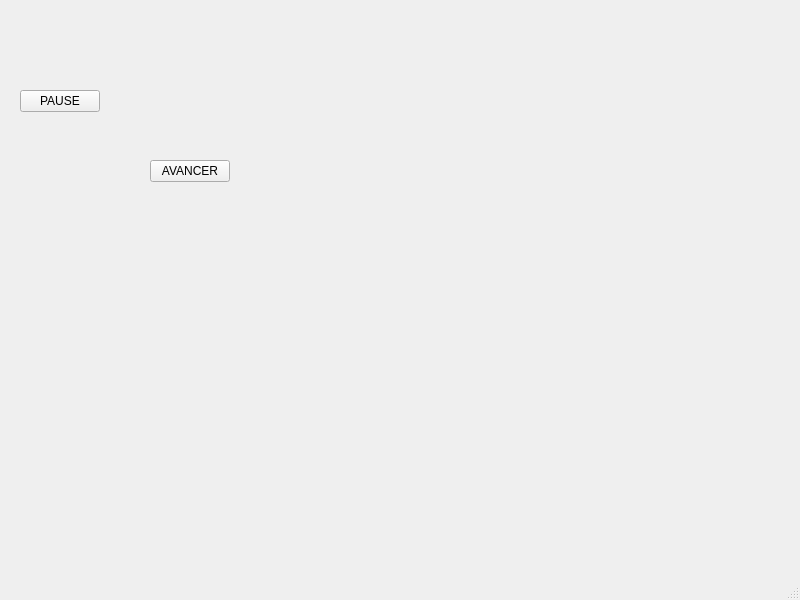
Above: wifibot/mainwindow.ui from nathhdt/wifibot before the change. Below: the same form after it.
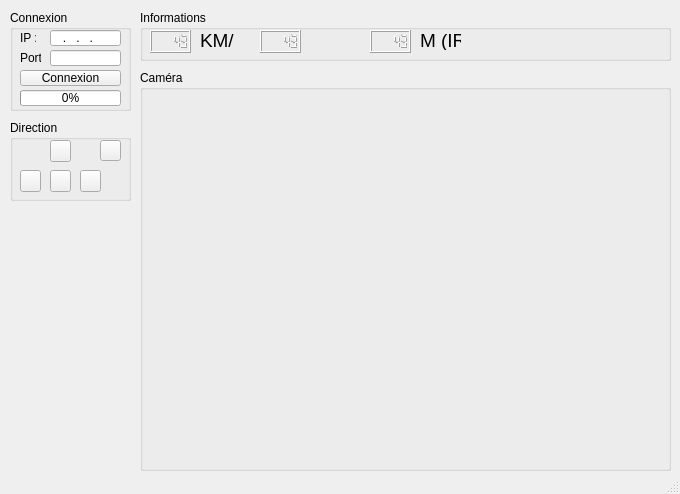
That is the form after the change. Icons and pictures are not drawn.

```diff
--- a/wifibot/mainwindow.ui
+++ b/wifibot/mainwindow.ui
@@ -6,8 +6,8 @@
    <rect>
     <x>0</x>
     <y>0</y>
-    <width>800</width>
-    <height>600</height>
+    <width>680</width>
+    <height>494</height>
    </rect>
   </property>
   <property name="windowTitle">
@@ -18,42 +18,326 @@
     <normaloff>../../../Downloads/Wifibot_Icon.png</normaloff>../../../Downloads/Wifibot_Icon.png</iconset>
   </property>
   <widget class="QWidget" name="centralwidget">
-   <widget class="QPushButton" name="pushButton">
+   <widget class="QGroupBox" name="groupBox_Connexion">
     <property name="geometry">
      <rect>
-      <x>20</x>
-      <y>90</y>
-      <width>80</width>
-      <height>22</height>
+      <x>10</x>
+      <y>10</y>
+      <width>121</width>
+      <height>101</height>
      </rect>
     </property>
-    <property name="text">
-     <string>PAUSE</string>
+    <property name="title">
+     <string>Connexion</string>
     </property>
+    <widget class="QLabel" name="label_IP">
+     <property name="geometry">
+      <rect>
+       <x>10</x>
+       <y>20</y>
+       <width>16</width>
+       <height>16</height>
+      </rect>
+     </property>
+     <property name="text">
+      <string>IP :</string>
+     </property>
+    </widget>
+    <widget class="QLineEdit" name="lineEdit_IP">
+     <property name="geometry">
+      <rect>
+       <x>40</x>
+       <y>20</y>
+       <width>71</width>
+       <height>16</height>
+      </rect>
+     </property>
+     <property name="inputMask">
+      <string>000.000.000.000</string>
+     </property>
+    </widget>
+    <widget class="QProgressBar" name="progressBar">
+     <property name="geometry">
+      <rect>
+       <x>10</x>
+       <y>80</y>
+       <width>101</width>
+       <height>16</height>
+      </rect>
+     </property>
+     <property name="value">
+      <number>0</number>
+     </property>
+    </widget>
+    <widget class="QLabel" name="label_IP_2">
+     <property name="geometry">
+      <rect>
+       <x>10</x>
+       <y>40</y>
+       <width>21</width>
+       <height>16</height>
+      </rect>
+     </property>
+     <property name="text">
+      <string>Port :</string>
+     </property>
+    </widget>
+    <widget class="QLineEdit" name="lineEdit_Port">
+     <property name="geometry">
+      <rect>
+       <x>40</x>
+       <y>40</y>
+       <width>71</width>
+       <height>16</height>
+      </rect>
+     </property>
+     <property name="inputMask">
+      <string/>
+     </property>
+     <property name="maxLength">
+      <number>5</number>
+     </property>
+    </widget>
+    <widget class="QPushButton" name="pushButton_Connexion">
+     <property name="geometry">
+      <rect>
+       <x>10</x>
+       <y>60</y>
+       <width>101</width>
+       <height>16</height>
+      </rect>
+     </property>
+     <property name="text">
+      <string>Connexion</string>
+     </property>
+    </widget>
    </widget>
-   <widget class="QPushButton" name="pushButton_2">
+   <widget class="QGroupBox" name="groupBox_Direction">
     <property name="geometry">
      <rect>
-      <x>150</x>
-      <y>160</y>
-      <width>80</width>
-      <height>22</height>
+      <x>10</x>
+      <y>120</y>
+      <width>121</width>
+      <height>81</height>
      </rect>
     </property>
-    <property name="text">
-     <string>AVANCER</string>
+    <property name="title">
+     <string>Direction</string>
     </property>
+    <widget class="QPushButton" name="pushButton_gauche">
+     <property name="geometry">
+      <rect>
+       <x>10</x>
+       <y>50</y>
+       <width>21</width>
+       <height>22</height>
+      </rect>
+     </property>
+     <property name="text">
+      <string/>
+     </property>
+     <property name="icon">
+      <iconset>
+       <normaloff>../../resources/fleche_gauche.png</normaloff>../../resources/fleche_gauche.png</iconset>
+     </property>
+    </widget>
+    <widget class="QPushButton" name="pushButton_avancer">
+     <property name="geometry">
+      <rect>
+       <x>40</x>
+       <y>20</y>
+       <width>21</width>
+       <height>22</height>
+      </rect>
+     </property>
+     <property name="text">
+      <string/>
+     </property>
+     <property name="icon">
+      <iconset>
+       <normaloff>../../resources/fleche_haut.png</normaloff>../../resources/fleche_haut.png</iconset>
+     </property>
+    </widget>
+    <widget class="QPushButton" name="pushButton_droite">
+     <property name="geometry">
+      <rect>
+       <x>70</x>
+       <y>50</y>
+       <width>21</width>
+       <height>22</height>
+      </rect>
+     </property>
+     <property name="text">
+      <string/>
+     </property>
+     <property name="icon">
+      <iconset>
+       <normaloff>../../resources/fleche_bas.png</normaloff>../../resources/fleche_bas.png</iconset>
+     </property>
+    </widget>
+    <widget class="QPushButton" name="pushButton_reculer">
+     <property name="geometry">
+      <rect>
+       <x>40</x>
+       <y>50</y>
+       <width>21</width>
+       <height>22</height>
+      </rect>
+     </property>
+     <property name="text">
+      <string/>
+     </property>
+     <property name="icon">
+      <iconset>
+       <normaloff>../../resources/fleche_droite.png</normaloff>../../resources/fleche_droite.png</iconset>
+     </property>
+    </widget>
+    <widget class="QPushButton" name="pushButton_stop">
+     <property name="geometry">
+      <rect>
+       <x>90</x>
+       <y>20</y>
+       <width>21</width>
+       <height>21</height>
+      </rect>
+     </property>
+     <property name="text">
+      <string/>
+     </property>
+     <property name="icon">
+      <iconset>
+       <normaloff>../../resources/stop.png</normaloff>../../resources/stop.png</iconset>
+     </property>
+    </widget>
    </widget>
-  </widget>
-  <widget class="QMenuBar" name="menubar">
-   <property name="geometry">
-    <rect>
-     <x>0</x>
-     <y>0</y>
-     <width>800</width>
-     <height>21</height>
-    </rect>
-   </property>
+   <widget class="QGroupBox" name="groupBox_Informations">
+    <property name="geometry">
+     <rect>
+      <x>140</x>
+      <y>10</y>
+      <width>531</width>
+      <height>51</height>
+     </rect>
+    </property>
+    <property name="title">
+     <string>Informations</string>
+    </property>
+    <widget class="QLCDNumber" name="lcdNumber_KMH">
+     <property name="geometry">
+      <rect>
+       <x>10</x>
+       <y>20</y>
+       <width>41</width>
+       <height>23</height>
+      </rect>
+     </property>
+     <property name="value" stdset="0">
+      <double>43.000000000000000</double>
+     </property>
+    </widget>
+    <widget class="QLabel" name="label_KMH">
+     <property name="geometry">
+      <rect>
+       <x>60</x>
+       <y>20</y>
+       <width>35</width>
+       <height>20</height>
+      </rect>
+     </property>
+     <property name="font">
+      <font>
+       <pointsize>14</pointsize>
+      </font>
+     </property>
+     <property name="text">
+      <string>KM/H</string>
+     </property>
+    </widget>
+    <widget class="QLCDNumber" name="lcdNumber_Batterie">
+     <property name="geometry">
+      <rect>
+       <x>120</x>
+       <y>20</y>
+       <width>41</width>
+       <height>23</height>
+      </rect>
+     </property>
+     <property name="value" stdset="0">
+      <double>43.000000000000000</double>
+     </property>
+    </widget>
+    <widget class="QLabel" name="label_Batterie">
+     <property name="geometry">
+      <rect>
+       <x>170</x>
+       <y>20</y>
+       <width>21</width>
+       <height>21</height>
+      </rect>
+     </property>
+     <property name="font">
+      <font>
+       <pointsize>14</pointsize>
+      </font>
+     </property>
+     <property name="text">
+      <string/>
+     </property>
+     <property name="pixmap">
+      <pixmap>../../resources/batterie.png</pixmap>
+     </property>
+     <property name="scaledContents">
+      <bool>true</bool>
+     </property>
+     <property name="wordWrap">
+      <bool>false</bool>
+     </property>
+    </widget>
+    <widget class="QLCDNumber" name="lcdNumber_Infrarouge">
+     <property name="geometry">
+      <rect>
+       <x>230</x>
+       <y>20</y>
+       <width>41</width>
+       <height>23</height>
+      </rect>
+     </property>
+     <property name="value" stdset="0">
+      <double>43.000000000000000</double>
+     </property>
+    </widget>
+    <widget class="QLabel" name="label_Infrarouge">
+     <property name="geometry">
+      <rect>
+       <x>280</x>
+       <y>20</y>
+       <width>41</width>
+       <height>20</height>
+      </rect>
+     </property>
+     <property name="font">
+      <font>
+       <pointsize>14</pointsize>
+      </font>
+     </property>
+     <property name="text">
+      <string>M (IR)</string>
+     </property>
+    </widget>
+   </widget>
+   <widget class="QGroupBox" name="groupBox_Camera">
+    <property name="geometry">
+     <rect>
+      <x>140</x>
+      <y>70</y>
+      <width>531</width>
+      <height>401</height>
+     </rect>
+    </property>
+    <property name="title">
+     <string>Caméra</string>
+    </property>
+   </widget>
   </widget>
   <widget class="QStatusBar" name="statusbar"/>
  </widget>
```
Left out of the diff: 2 changed lines with no effect on the pictures.
